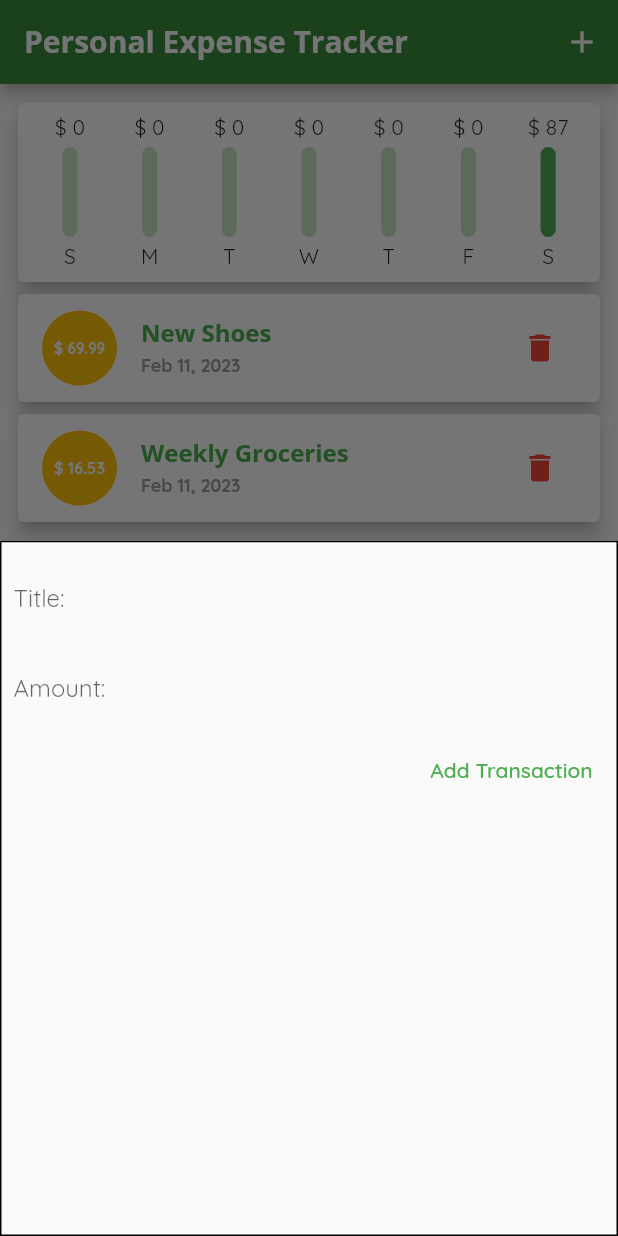
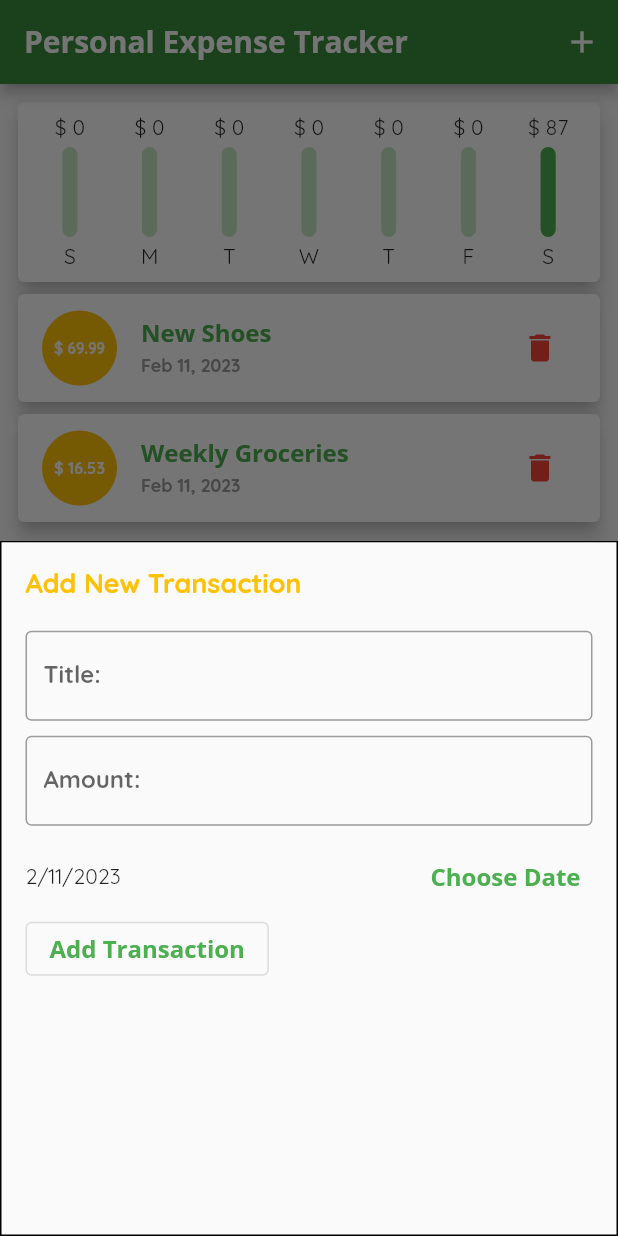
Before and after one commit to LUCYOGUTU/Personal-Expense, a Flutter app: the screen it shows after launch, after a tap on the "add" icon, on a phone screen of 412 x 824 dp. Run offline on Flutter 3.47's test engine with Material 2 defaults, Android fonts, the phone set to English and light mode, and no system bars.

Commit message:
feat: adding date picker and date picker logic

```diff
--- a/lib/main.dart
+++ b/lib/main.dart
@@ -25,7 +25,7 @@ class MyApp extends StatelessWidget {
           background: Colors.white,
           onBackground: Colors.black,
           surface: Colors.white,
-          onSurface: Colors.white,
+          onSurface: Colors.black,
         ),
         fontFamily: 'Quicksand',
         textTheme: const TextTheme(
--- a/lib/pages/home.dart
+++ b/lib/pages/home.dart
@@ -27,12 +27,12 @@ class _HomePageState extends State<HomePage> {
     ),
   ];
 
-  void _addNewTransaction(String title, double amount) {
+  void _addNewTransaction(String title, double amount, DateTime chosenDate) {
     final newTransaction = Transaction(
       id: DateTime.now().toString(),
       title: title,
       amount: amount,
-      date: DateTime.now(),
+      date: chosenDate,
     );
 
     setState(() {
--- a/lib/widgets/chart_bar.dart
+++ b/lib/widgets/chart_bar.dart
@@ -45,7 +45,7 @@ class ChartBar extends StatelessWidget {
                     borderRadius: BorderRadius.circular(10),
                   ),
                 ),
-              )
+              ),
             ],
           ),
         ),
--- a/lib/widgets/new_transaction.dart
+++ b/lib/widgets/new_transaction.dart
@@ -1,4 +1,5 @@
 import 'package:flutter/material.dart';
+import 'package:intl/intl.dart';
 
 class NewTransaction extends StatefulWidget {
   const NewTransaction({super.key, required this.addTransaction});
@@ -14,36 +15,85 @@ class _NewTransactionState extends State<NewTransaction> {
 
   final TextEditingController amountController = TextEditingController();
 
+  DateTime? selectedDate = DateTime.now();
+
   void _submitData() {
+    if (amountController.text.isEmpty) return;
+
     final enteredTitle = titleController.text;
     final enteredAmount = double.parse(amountController.text);
 
-    if (enteredTitle.isEmpty || enteredAmount <= 0) return;
+    if (enteredTitle.isEmpty || enteredAmount <= 0 || selectedDate == null) {
+      return;
+    }
 
     widget.addTransaction(
-        titleController.text, double.parse(amountController.text));
+      titleController.text,
+      double.parse(amountController.text),
+      selectedDate,
+    );
     Navigator.of(context).pop();
+  }
+
+  void _datePicker() {
+    showDatePicker(
+      context: context,
+      initialDate: DateTime.now(),
+      firstDate: DateTime(2019),
+      lastDate: DateTime.now(),
+    ).then((pickedDate) {
+      if (pickedDate == null) return;
+      setState(() {
+        selectedDate = pickedDate;
+      });
+    });
   }
 
   @override
   Widget build(BuildContext context) {
     return Container(
-      padding: const EdgeInsets.all(8),
+      padding: const EdgeInsets.all(16.0),
       decoration: BoxDecoration(
         border: Border.all(
           color: Colors.black,
         ),
       ),
       child: Column(
-        crossAxisAlignment: CrossAxisAlignment.end,
+        crossAxisAlignment: CrossAxisAlignment.start,
         children: [
+          Text(
+            'Add New Transaction',
+            style: TextStyle(
+              fontWeight: FontWeight.bold,
+              fontSize: 18,
+              color: Theme.of(context).colorScheme.secondary,
+            ),
+          ),
+          const SizedBox(
+            height: 20,
+          ),
           TextField(
-            decoration: const InputDecoration(labelText: 'Title:'),
+            decoration: const InputDecoration(
+              labelText: 'Title:',
+              labelStyle: TextStyle(
+                fontWeight: FontWeight.bold,
+              ),
+              border: OutlineInputBorder(),
+            ),
             onSubmitted: (_) => _submitData(),
             controller: titleController,
           ),
+          const SizedBox(
+            height: 10,
+          ),
           TextField(
-            decoration: const InputDecoration(labelText: 'Amount:'),
+            decoration: const InputDecoration(
+              labelText: 'Amount:',
+              labelStyle: TextStyle(
+                fontWeight: FontWeight.bold,
+              ),
+              border: OutlineInputBorder(),
+            ),
             keyboardType: const TextInputType.numberWithOptions(decimal: true),
             // onChanged: (value) {
             //   amountInput = value;
@@ -51,9 +101,38 @@ class _NewTransactionState extends State<NewTransaction> {
             onSubmitted: (_) => _submitData(),
             controller: amountController,
           ),
-          TextButton(
+          const SizedBox(
+            height: 10,
+          ),
+          Row(
+            mainAxisAlignment: MainAxisAlignment.spaceBetween,
+            children: [
+              Text(
+                selectedDate == null
+                    ? 'No Date Chosen'
+                    : DateFormat.yMd().format(
+                        selectedDate!,
+                      ),
+              ),
+              TextButton(
+                onPressed: _datePicker,
+                child: Text(
+                  'Choose Date',
+                  style: Theme.of(context).textTheme.headline6,
+                ),
+              ),
+            ],
+          ),
+          OutlinedButton(
             onPressed: _submitData,
-            child: const Text("Add Transaction"),
+            style: OutlinedButton.styleFrom(
+              foregroundColor: Theme.of(context).colorScheme.primary,
+            ),
+            child: Text(
+              "Add Transaction",
+              textAlign: TextAlign.center,
+              style: Theme.of(context).textTheme.headline6,
+            ),
           )
         ],
       ),
```
Also changed, not shown: 1 other file.
